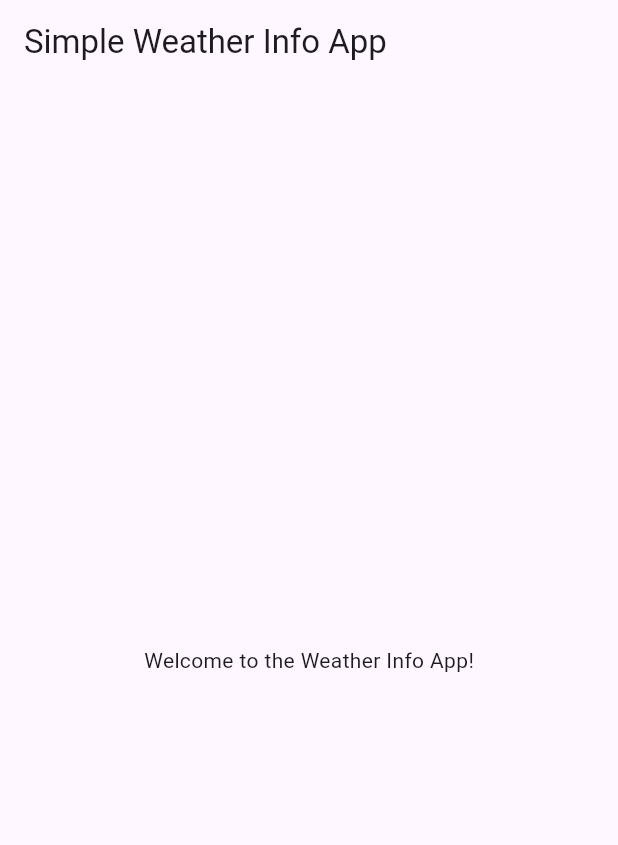
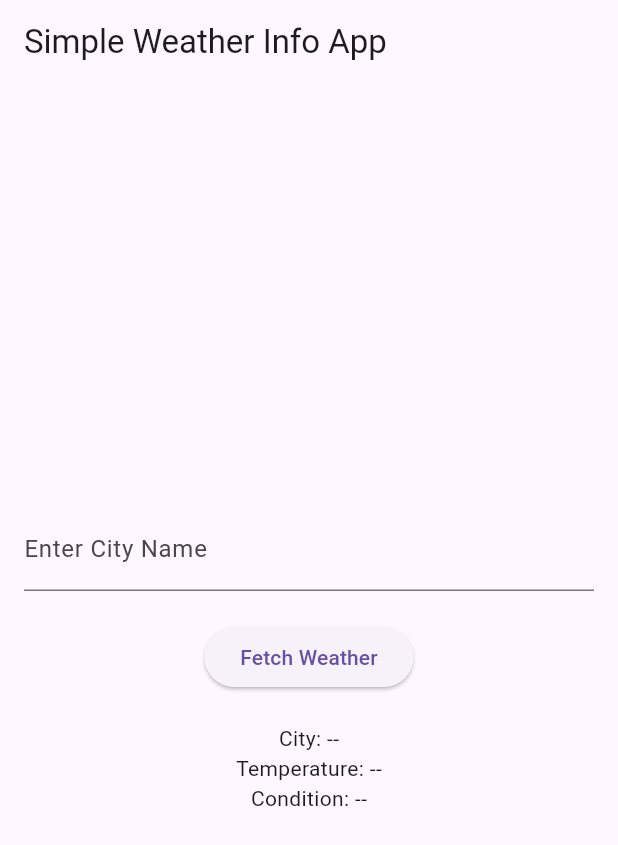
Before and after one commit to divya-jd/weather_app, a Flutter app: the screen it shows after launch, on a phone screen of 412 x 824 dp. Shown: the top 845 px of the screen. Run offline on Flutter 3.47's test engine with Material 3 defaults, Android fonts, the phone set to English and light mode, and no system bars.

Commit message:
Basic UI with input field and button

```diff
--- a/lib/main.dart
+++ b/lib/main.dart
@@ -12,10 +12,37 @@ class SimpleWeatherApp extends StatelessWidget {
         appBar: AppBar(
           title: Text('Simple Weather Info App'),
         ),
-        body: Center(
-          child: Text('Welcome to the Weather Info App!'),
-        ),
+        body: WeatherUI(),
       ),
     );
   }
 }
+
+class WeatherUI extends StatelessWidget {
+  final TextEditingController _cityController = TextEditingController();
+
+  @override
+  Widget build(BuildContext context) {
+    return Padding(
+      padding: const EdgeInsets.all(16.0),
+      child: Column(
+        mainAxisAlignment: MainAxisAlignment.center,
+        children: [
+          TextField(
+            controller: _cityController,
+            decoration: InputDecoration(labelText: 'Enter City Name'),
+          ),
+          SizedBox(height: 20),
+          ElevatedButton(
+            onPressed: () {},
+            child: Text('Fetch Weather'),
+          ),
+          SizedBox(height: 20),
+          Text('City: --'),
+          Text('Temperature: --'),
+          Text('Condition: --'),
+        ],
+      ),
+    );
+  }
+}
```
